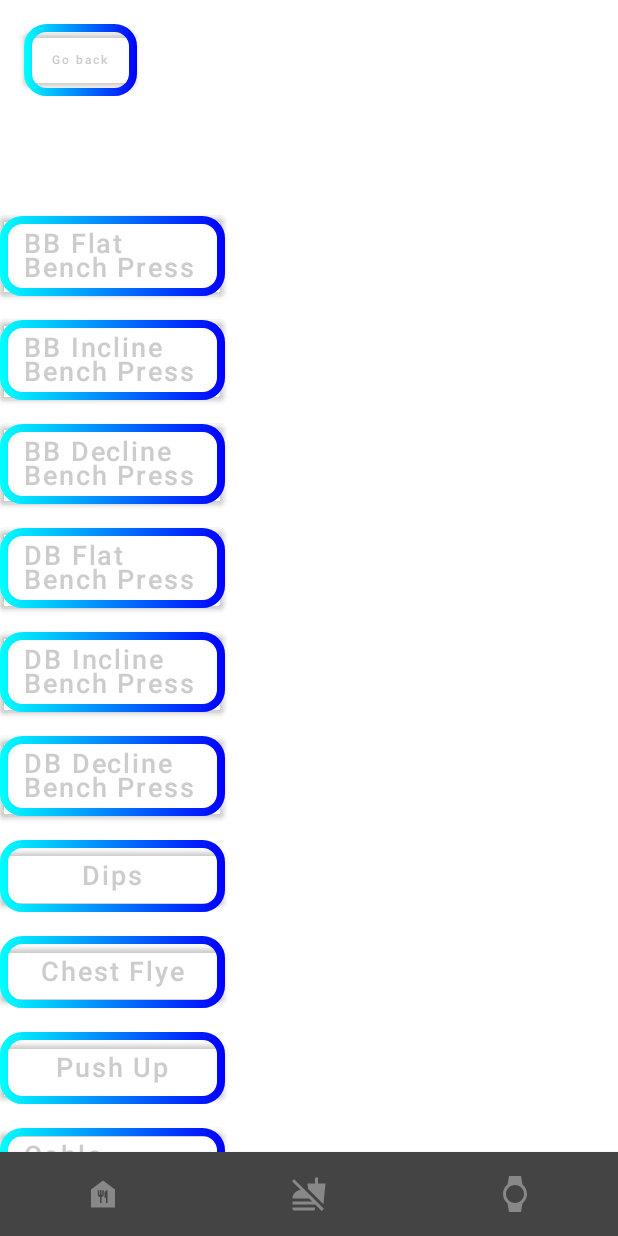
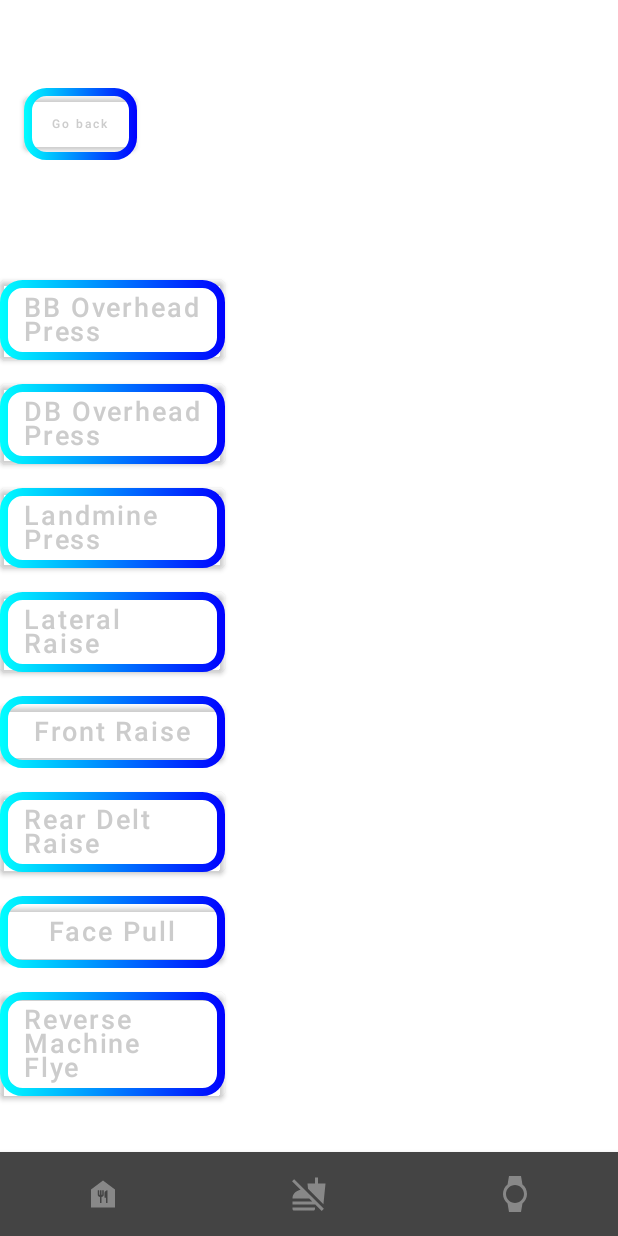
Before and after one commit to Capybara-Dev-Team/ProShaped-app, an Android app built with Jetpack Compose: the DeltoidsScreen screen opened through its navigation route, on a phone screen of 412 x 824 dp. Run offline under Robolectric (Android 15) with nearby library versions, the phone set to English and light mode, and no system bars; 2 statements that could not run were skipped.

Commit message:
Added delts exercises

```diff
--- a/ProShaped/app/src/main/java/com/example/proshapedapp/workoutScreenPackage/DisplayWorkout.kt
+++ b/ProShaped/app/src/main/java/com/example/proshapedapp/workoutScreenPackage/DisplayWorkout.kt
@@ -39,6 +39,11 @@ fun DisplayWorkout(navController: NavController, name: String?) {
             type == "dbflat" || type == "dbincline" || type == "dbdecline" ||
             type == "dips" || type == "flye" || type == "pushup" || type == "cablecrossover"){
         id = 0
+    }else if (type == "bboverheadpress" || type == "dboverheadpress" ||
+            type == "landminepress" || type == "lateralraise" ||
+            type == "frontraise" || type == "reardeltraise" ||
+            type == "facepull" || type == "reversemachineflye"){
+        id = 1
     }
     //check also for the rest
 
--- a/ProShaped/app/src/main/java/com/example/proshapedapp/workoutScreenPackage/deltoidsPackage/DeltoidsScreen.kt
+++ b/ProShaped/app/src/main/java/com/example/proshapedapp/workoutScreenPackage/deltoidsPackage/DeltoidsScreen.kt
@@ -68,7 +68,7 @@ fun DeltoidsScreen(navController: NavController) {
         Spacer(modifier = Modifier.size(64.dp))
 
         Button(onClick = {
-            navController.navigate(Screen.DisplayScreen.withArgs("bbflat"))
+            navController.navigate(Screen.DisplayScreen.withArgs("bboverheadpress"))
         },
             colors = ButtonDefaults.buttonColors(
                 backgroundColor = Color.Transparent,
@@ -92,13 +92,13 @@ fun DeltoidsScreen(navController: NavController) {
                     )
                 )
         ) {
-            Text(text = "BB Flat Bench Press", fontSize = 18.sp)
+            Text(text = "BB Overhead Press", fontSize = 18.sp)
         }
 
         Spacer(modifier = Modifier.size(16.dp))
 
         Button(onClick = {
-            navController.navigate(Screen.DisplayScreen.withArgs("bbincline"))
+            navController.navigate(Screen.DisplayScreen.withArgs("dboverheadpress"))
         },
             colors = ButtonDefaults.buttonColors(
                 backgroundColor = Color.Transparent,
@@ -122,13 +122,13 @@ fun DeltoidsScreen(navController: NavController) {
                     )
                 )
         ) {
-            Text(text = "BB Incline Bench Press", fontSize = 18.sp)
+            Text(text = "DB Overhead Press", fontSize = 18.sp)
         }
 
         Spacer(modifier = Modifier.size(16.dp))
 
         Button(onClick = {
-            navController.navigate(Screen.DisplayScreen.withArgs("bbdecline"))
+            navController.navigate(Screen.DisplayScreen.withArgs("landminepress"))
         },
             colors = ButtonDefaults.buttonColors(
                 backgroundColor = Color.Transparent,
@@ -152,13 +152,13 @@ fun DeltoidsScreen(navController: NavController) {
                     )
                 )
         ) {
-            Text(text = "BB Decline Bench Press", fontSize = 18.sp)
+            Text(text = "Landmine Press", fontSize = 18.sp)
         }
 
         Spacer(modifier = Modifier.size(16.dp))
 
         Button(onClick = {
-            navController.navigate(Screen.DisplayScreen.withArgs("dbflat"))
+            navController.navigate(Screen.DisplayScreen.withArgs("lateralraise"))
         },
             colors = ButtonDefaults.buttonColors(
                 backgroundColor = Color.Transparent,
@@ -182,13 +182,13 @@ fun DeltoidsScreen(navController: NavController) {
                     )
                 )
         ) {
-            Text(text = "DB Flat Bench Press", fontSize = 18.sp)
+            Text(text = "Lateral Raise", fontSize = 18.sp)
         }
 
         Spacer(modifier = Modifier.size(16.dp))
 
         Button(onClick = {
-            navController.navigate(Screen.DisplayScreen.withArgs("dbincline"))
+            navController.navigate(Screen.DisplayScreen.withArgs("frontraise"))
         },
             colors = ButtonDefaults.buttonColors(
                 backgroundColor = Color.Transparent,
@@ -212,13 +212,13 @@ fun DeltoidsScreen(navController: NavController) {
                     )
                 )
         ) {
-            Text(text = "DB Incline Bench Press", fontSize = 18.sp)
+            Text(text = "Front Raise", fontSize = 18.sp)
         }
 
         Spacer(modifier = Modifier.size(16.dp))
 
         Button(onClick = {
-            navController.navigate(Screen.DisplayScreen.withArgs("dbdecline"))
+            navController.navigate(Screen.DisplayScreen.withArgs("reardeltraise"))
         },
             colors = ButtonDefaults.buttonColors(
                 backgroundColor = Color.Transparent,
@@ -242,13 +242,13 @@ fun DeltoidsScreen(navController: NavController) {
                     )
                 )
         ) {
-            Text(text = "DB Decline Bench Press", fontSize = 18.sp)
+            Text(text = "Rear Delt Raise", fontSize = 18.sp)
         }
 
         Spacer(modifier = Modifier.size(16.dp))
 
         Button(onClick = {
-            navController.navigate(Screen.DisplayScreen.withArgs("dips"))
+            navController.navigate(Screen.DisplayScreen.withArgs("facepull"))
         },
             colors = ButtonDefaults.buttonColors(
                 backgroundColor = Color.Transparent,
@@ -272,13 +272,13 @@ fun DeltoidsScreen(navController: NavController) {
                     )
                 )
         ) {
-            Text(text = "Dips", fontSize = 18.sp)
+            Text(text = "Face Pull", fontSize = 18.sp)
         }
 
         Spacer(modifier = Modifier.size(16.dp))
 
         Button(onClick = {
-            navController.navigate(Screen.DisplayScreen.withArgs("flye"))
+            navController.navigate(Screen.DisplayScreen.withArgs("reversemachineflye"))
         },
             colors = ButtonDefaults.buttonColors(
                 backgroundColor = Color.Transparent,
@@ -302,67 +302,7 @@ fun DeltoidsScreen(navController: NavController) {
                     )
                 )
         ) {
-            Text(text = "Chest Flye", fontSize = 18.sp)
-        }
-
-        Spacer(modifier = Modifier.size(16.dp))
-
-        Button(onClick = {
-            navController.navigate(Screen.DisplayScreen.withArgs("pushup"))
-        },
-            colors = ButtonDefaults.buttonColors(
-                backgroundColor = Color.Transparent,
-                contentColor = Color.LightGray
-
-            ),
-            modifier = Modifier
-                .border(
-                    width = 5.dp,
-                    brush = Brush.horizontalGradient(listOf(Color.Cyan, Color.Blue)),
-                    shape = RoundedCornerShape(15.dp)
-                )
-                .width(150.dp)
-                .background(
-                    Brush.horizontalGradient(
-                        colors = listOf(
-                            Color.Transparent,
-                            Color.Transparent
-                        ),
-                        startX = 150f
-                    )
-                )
-        ) {
-            Text(text = "Push Up", fontSize = 18.sp)
-        }
-
-        Spacer(modifier = Modifier.size(16.dp))
-
-        Button(onClick = {
-            navController.navigate(Screen.DisplayScreen.withArgs("cablecrossover"))
-        },
-            colors = ButtonDefaults.buttonColors(
-                backgroundColor = Color.Transparent,
-                contentColor = Color.LightGray
-
-            ),
-            modifier = Modifier
-                .border(
-                    width = 5.dp,
-                    brush = Brush.horizontalGradient(listOf(Color.Cyan, Color.Blue)),
-                    shape = RoundedCornerShape(15.dp)
-                )
-                .width(150.dp)
-                .background(
-                    Brush.horizontalGradient(
-                        colors = listOf(
-                            Color.Transparent,
-                            Color.Transparent
-                        ),
-                        startX = 150f
-                    )
-                )
-        ) {
-            Text(text = "Cable Crossover", fontSize = 18.sp)
+            Text(text = "Reverse Machine Flye", fontSize = 18.sp)
         }
 
         Spacer(modifier = Modifier.size(32.dp))
```
